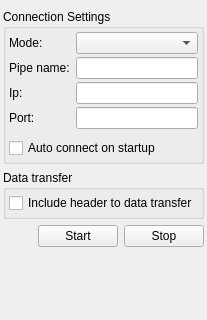
This is src/socketstreamextensionform.ui in spectralcode/octproz-socket-stream-extension as Qt 5 draws it before an edit. The edited form follows.
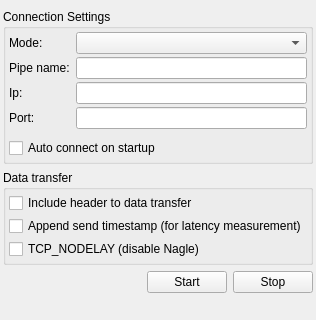
This is the edited form.

Commit message: feat: add latency measurement (header timestamp, TCP_NODELAY, probe script)

The edit to the form file:
```diff
--- a/src/socketstreamextensionform.ui
+++ b/src/socketstreamextensionform.ui
@@ -150,6 +150,26 @@
         </property>
        </widget>
       </item>
+      <item>
+       <widget class="QCheckBox" name="checkBox_timestamp">
+        <property name="toolTip">
+         <string>Append the broadcaster's wall-clock send timestamp (8 bytes, big-endian uint64 ms since epoch) to the frame header. Lets a receiver compute the send-to-receive latency. Requires 'Include header' to also be enabled. Clients that expect the 13-byte header must leave this off.</string>
+        </property>
+        <property name="text">
+         <string>Append send timestamp (for latency measurement)</string>
+        </property>
+       </widget>
+      </item>
+      <item>
+       <widget class="QCheckBox" name="checkBox_tcpNoDelay">
+        <property name="toolTip">
+         <string>Disable Nagle's algorithm (sets TCP_NODELAY) on new TCP connections. Can slightly reduce tail latency on loopback and LAN. No effect in IPC or WebSocket mode.</string>
+        </property>
+        <property name="text">
+         <string>TCP_NODELAY (disable Nagle)</string>
+        </property>
+       </widget>
+      </item>
      </layout>
     </widget>
    </item>
```
The commit also changes 6 other files.
